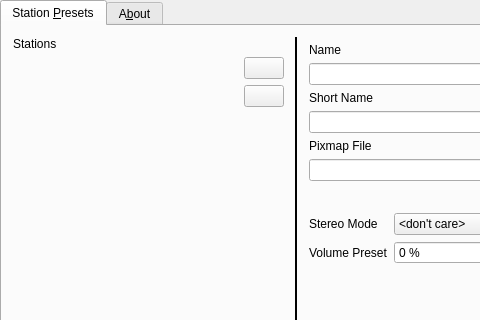
Before: the Qt Designer form plugins/radio/radio-configuration-ui.ui in pbek/kradio, drawn with Qt 5; both pictures show x 0 to 480 and y 0 to 320 of the 593 by 476 pixel window.
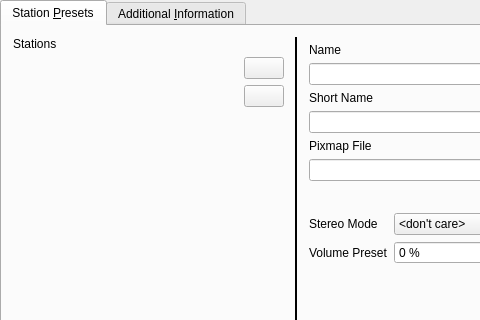
After: the same form once the commit is applied. Custom widgets are drawn as their Qt base class.

The edit to the form file:
```diff
--- a/plugins/radio/radio-configuration-ui.ui
+++ b/plugins/radio/radio-configuration-ui.ui
@@ -436,7 +436,7 @@
      </widget>
      <widget class="QWidget" name="About">
       <attribute name="title">
-       <string>A&amp;bout</string>
+       <string>Additional &amp;Information</string>
       </attribute>
       <layout class="QGridLayout">
        <property name="margin">
```
Left out of the diff: 3 changed lines with no effect on the pictures.
